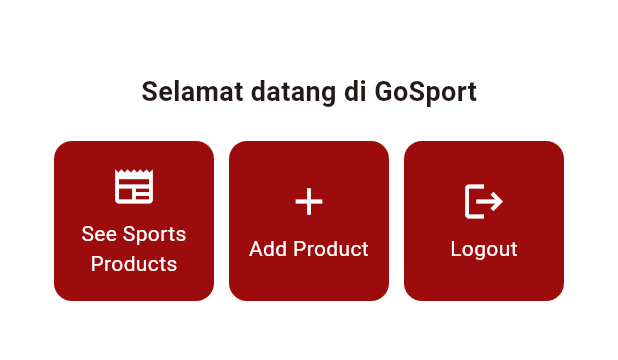
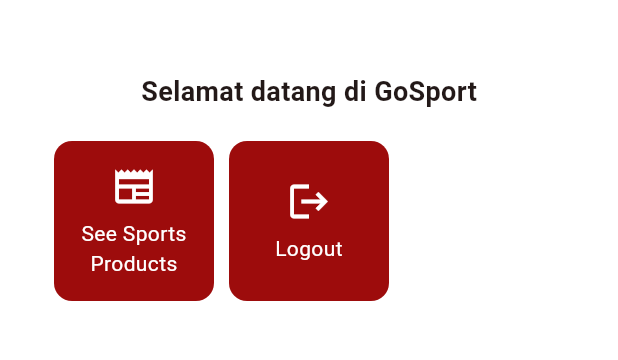
Before and after one commit to PBP-A08/GoSport-mobile, a Flutter app: the MyHomePage screen opened by its route, in the side drawer, after a tap on "Home", on a phone screen of 412 x 824 dp, the part 84-444 px from its top. Run offline on Flutter 3.47's test engine with Material 3 defaults, Android fonts, the phone set to English and light mode, and no system bars; missing offline and left inert: pbp_django_auth.

Commit message:
buyers cant see add product button

```diff
--- a/gosport_mobile/lib/screens/menu.dart
+++ b/gosport_mobile/lib/screens/menu.dart
@@ -1,18 +1,24 @@
 import 'package:flutter/material.dart';
 import 'package:gosport_mobile/widgets/left_drawer.dart';
 import 'package:gosport_mobile/screens/menu_card.dart';
+import 'package:gosport_mobile/constants/states.dart';
 
 class MyHomePage extends StatelessWidget {
-  MyHomePage({super.key});
+  const MyHomePage({super.key});
   final String nama = "Sherin Messi"; //nama
   final String npm = "2406404112"; //npm
   final String kelas = "B"; //kelas
-  final List<ItemHomepage> items = [
-    ItemHomepage("See Sports Products", Icons.newspaper),
-    ItemHomepage("Add Product", Icons.add),
-    ItemHomepage("Logout", Icons.logout),
-  ];
+  List<ItemHomepage> get items {
+    return [
+      ItemHomepage("See Sports Products", Icons.newspaper),
 
+      // The "Collection If" works exactly the same here
+      if (role_state == "seller")
+        ItemHomepage("Add Product", Icons.add),
+
+      ItemHomepage("Logout", Icons.logout),
+    ];
+  }
   @override
   Widget build(BuildContext context) {
     return Scaffold(
--- a/gosport_mobile/lib/screens/product_display/product_detail.dart
+++ b/gosport_mobile/lib/screens/product_display/product_detail.dart
@@ -2,10 +2,10 @@ import 'package:flutter/material.dart';
 import 'package:gosport_mobile/models/product.dart';
 import 'package:gosport_mobile/constants/urls.dart';
 
-class NewsDetailPage extends StatelessWidget {
+class ProductDetailPage extends StatelessWidget {
   final Product product;
 
-  const NewsDetailPage({super.key, required this.product});
+  const ProductDetailPage({super.key, required this.product});
 
   String _formatDate(DateTime date) {
     // Simple date formatter without intl package
--- a/gosport_mobile/lib/screens/product_display/product_list.dart
+++ b/gosport_mobile/lib/screens/product_display/product_list.dart
@@ -65,7 +65,7 @@ class _ProductListPageState extends State<ProductListPage> {
                      Navigator.push(
                         context,
                         MaterialPageRoute(
-                        builder: (context) => NewsDetailPage(
+                        builder: (context) => ProductDetailPage(
                             product: snapshot.data![index],
                         ),
                         ),
--- a/gosport_mobile/lib/widgets/left_drawer.dart
+++ b/gosport_mobile/lib/widgets/left_drawer.dart
@@ -4,9 +4,11 @@ import 'package:gosport_mobile/screens/payment/payment_dashboard.dart';
 import 'package:pbp_django_auth/pbp_django_auth.dart';
 import 'package:provider/provider.dart';
 import 'package:gosport_mobile/constants/urls.dart';
+import 'package:gosport_mobile/constants/states.dart';
 import 'package:gosport_mobile/screens/login.dart';
 import 'package:gosport_mobile/screens/product_display/product_list.dart';
 import 'package:gosport_mobile/screens/product_display/product_form.dart';
+
 
 class LeftDrawer extends StatelessWidget {
   const LeftDrawer({super.key});
@@ -97,7 +99,7 @@ class LeftDrawer extends StatelessWidget {
             },
           ),
 
-          //ADD PRODUCT
+if (role_state == "seller")
       ListTile(
         leading: const Icon(Icons.add_box),
         title: const Text('Add Product'),
```
Lines whose indentation alone changed are shown as unchanged.
